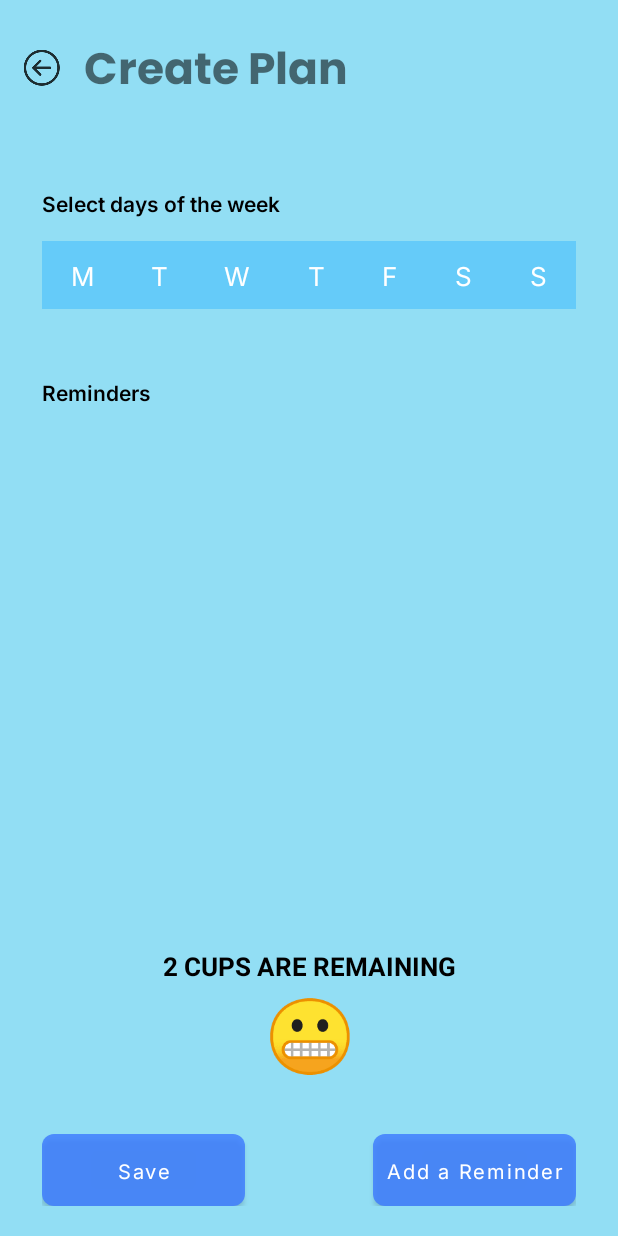
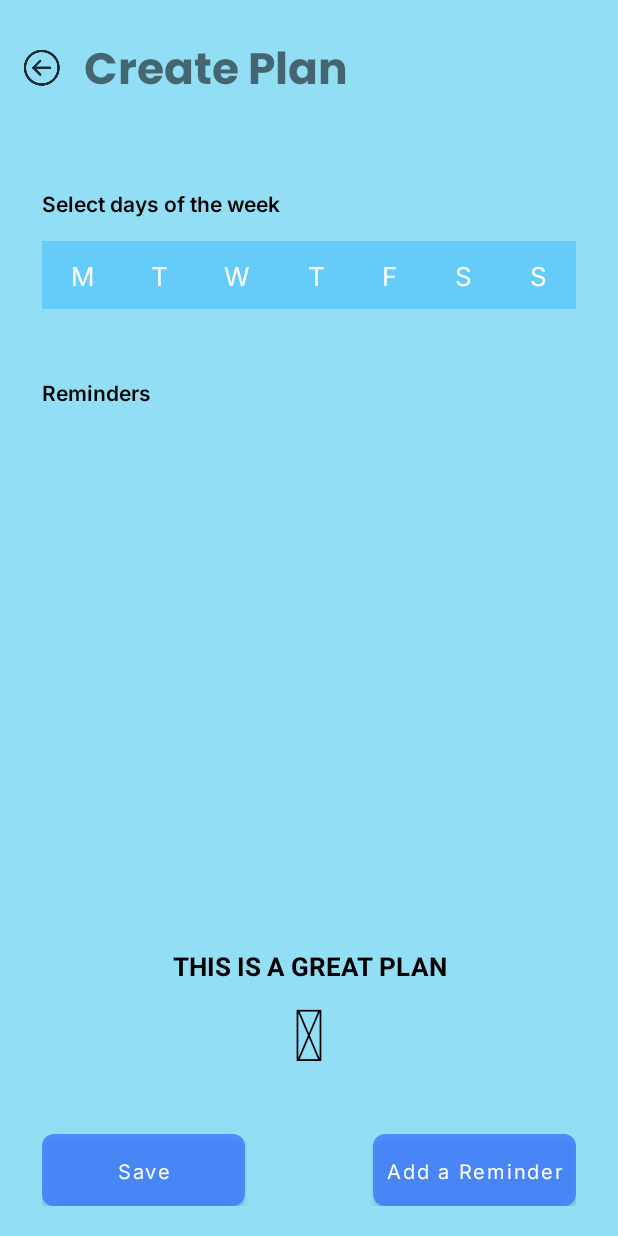
Before and after one commit to LassazVegaz/AquaCube, an Android app: the CreatePlanActivity screen opened directly, with no data from a screen before it, on a phone screen of 412 x 824 dp. Run offline under Robolectric (Android 15) with nearby library versions, the phone set to English and light mode, and no system bars; our stand-ins replace Firebase (no records; nobody signed in at launch, a user with empty details on screens opened directly); Roboto replaces fonts that are not available here; 3 statements that could not run were skipped.

Commit message:
create plan motivation text

```diff
--- a/app/src/main/java/com/example/icecube/activities/goals/CreatePlanActivity.java
+++ b/app/src/main/java/com/example/icecube/activities/goals/CreatePlanActivity.java
@@ -5,6 +5,7 @@ import android.os.Bundle;
 import android.util.Log;
 import android.view.View;
 import android.widget.FrameLayout;
+import android.widget.TextView;
 
 import androidx.appcompat.app.AppCompatActivity;
 import androidx.recyclerview.widget.LinearLayoutManager;
@@ -24,6 +25,10 @@ import com.google.android.gms.tasks.OnSuccessListener;
 public class CreatePlanActivity extends AppCompatActivity {
     final static String PARAMS_GOAL_ID = "goalId", PARAMS_PLAN_ID = "planId";
 
+    private final static String
+            MTV_TEXT_BAD = "%d cups are remaining", MTV_EMOJI_BAD = "😬",
+            MTV_TEXT_GOOD = "This is a great plan", MTV_EMOJI_GOOD = "🫡";
+
     PlansService ps;
     String goalId;
     String planId;
@@ -31,13 +36,20 @@ public class CreatePlanActivity extends AppCompatActivity {
     RemindersAdapter adapter;
     RecyclerView rv;
     FrameLayout spinner;
+    TextView mtvTxt, mtvEmojiTxt;
 
     @Override
     protected void onCreate(Bundle savedInstanceState) {
         super.onCreate(savedInstanceState);
         setContentView(R.layout.activity_create_plan);
 
+        daySelector = (DaySelectorFragment) getSupportFragmentManager().findFragmentById(R.id.create_plan_day_selector);
         spinner = findViewById(R.id.create_plan_spinner);
+        mtvTxt = findViewById(R.id.create_plan_mtv_txt);
+        mtvEmojiTxt = findViewById(R.id.create_plan_mtv_emoji);
+
+        findViewById(R.id.create_plan_add_reminder_btn).setOnClickListener(this::onCreateReminderClicked);
+        findViewById(R.id.create_plan_save_btn).setOnClickListener(this::onSaveButtonClicked);
 
         Bundle bundle = getIntent().getExtras();
         goalId = bundle.getString(PARAMS_GOAL_ID);
@@ -49,12 +61,13 @@ public class CreatePlanActivity extends AppCompatActivity {
             loadPlanData();
         }
 
-        daySelector = (DaySelectorFragment) getSupportFragmentManager().findFragmentById(R.id.create_plan_day_selector);
+        setupAdapter();
+    }
 
-        findViewById(R.id.create_plan_add_reminder_btn).setOnClickListener(this::onCreateReminderClicked);
-        findViewById(R.id.create_plan_save_btn).setOnClickListener(this::onSaveButtonClicked);
-
-        setupAdapter();
+    @Override
+    protected void onResume() {
+        super.onResume();
+        setMotivationText();
     }
 
     @Override
@@ -164,4 +177,21 @@ public class CreatePlanActivity extends AppCompatActivity {
         spinner.setVisibility(View.GONE);
     }
 
+    void setMotivationText() {
+        ps.getRemainingCups(planId, cups -> {
+            String txt = MTV_TEXT_GOOD, emo = MTV_EMOJI_GOOD;
+            if (cups > 0) {
+                txt = String.format(MTV_TEXT_BAD, cups);
+                emo = MTV_EMOJI_BAD;
+            }
+
+            String finalTxt = txt;
+            String finalEmo = emo;
+            runOnUiThread(() -> {
+                mtvTxt.setText(finalTxt);
+                mtvEmojiTxt.setText(finalEmo);
+            });
+        });
+    }
+
 }
--- a/app/src/main/java/com/example/icecube/services/goals/GoalsService.java
+++ b/app/src/main/java/com/example/icecube/services/goals/GoalsService.java
@@ -1,24 +1,14 @@
 package com.example.icecube.services.goals;
-
-import androidx.annotation.NonNull;
 
 import com.example.icecube.models.Goal;
 import com.example.icecube.services.AuthService;
-import com.google.android.gms.tasks.OnCompleteListener;
 import com.google.android.gms.tasks.OnSuccessListener;
-import com.google.android.gms.tasks.SuccessContinuation;
 import com.google.android.gms.tasks.Task;
-import com.google.android.gms.tasks.Tasks;
-import com.google.firebase.firestore.AggregateQuerySnapshot;
 import com.google.firebase.firestore.DocumentSnapshot;
 import com.google.firebase.firestore.FirebaseFirestore;
 import com.google.firebase.firestore.Query;
-import com.google.firebase.firestore.QuerySnapshot;
 
-import java.util.ArrayList;
 import java.util.HashMap;
-import java.util.List;
-import java.util.function.Function;
 
 public class GoalsService {
     final AuthService authService;
@@ -57,10 +47,13 @@ public class GoalsService {
     }
 
     public void getGoalData(String id, OnSuccessListener<Goal> onSuccessListener) {
-        fs.collection(getGoalsPath())
+        getGoalData(id).addOnSuccessListener(d -> onSuccessListener.onSuccess(d.toObject(Goal.class)));
+    }
+
+    public Task<DocumentSnapshot> getGoalData(String id) {
+        return fs.collection(getGoalsPath())
                 .document(id)
-                .get()
-                .addOnSuccessListener(d -> onSuccessListener.onSuccess(d.toObject(Goal.class)));
+                .get();
     }
 
     public void areGoalsEmpty(OnSuccessListener<Boolean> onSuccessListener) {
--- a/app/src/main/java/com/example/icecube/services/goals/PlansService.java
+++ b/app/src/main/java/com/example/icecube/services/goals/PlansService.java
@@ -1,14 +1,20 @@
 package com.example.icecube.services.goals;
 
+import com.example.icecube.models.Goal;
 import com.example.icecube.models.Plan;
+import com.example.icecube.models.Reminder;
 import com.example.icecube.services.AuthService;
 import com.google.android.gms.tasks.OnSuccessListener;
+import com.google.android.gms.tasks.Tasks;
 import com.google.firebase.firestore.FirebaseFirestore;
 import com.google.firebase.firestore.Query;
+import com.google.firebase.firestore.QuerySnapshot;
 
 import java.util.Arrays;
 import java.util.HashMap;
 import java.util.List;
+import java.util.concurrent.ExecutionException;
+import java.util.function.BinaryOperator;
 
 public class PlansService {
     final String goalId;
@@ -61,7 +67,7 @@ public class PlansService {
                     for (Plan p : plans) {
                         List<Boolean> days = p.days;
 
-                        for(int i = 0; i < 7; i++)
+                        for (int i = 0; i < 7; i++)
                             disabledDays[i] = disabledDays[i] || days.get(i);
                     }
 
@@ -73,7 +79,36 @@ public class PlansService {
         return fs.collection(getPlanPath() + "/" + planId + "/reminders");
     }
 
-    private String getPlanPath() {
+    public void getRemainingCups(String planId, OnSuccessListener<Integer> onSuccessListener) {
+        new Thread(() -> {
+            try {
+
+                QuerySnapshot snaps = Tasks.await(getRemindersQuery(planId).get());
+                List<Reminder> rems = snaps.toObjects(Reminder.class);
+                int totalCups = getCupsSum(rems);
+
+                Goal g = Tasks.await(fs.collection("users/" + as.getLoggedUserId() + "/goals")
+                        .document(goalId).get()).toObject(Goal.class);
+                int goalCups = (int) Math.ceil(g.waterAmount * 1000 / g.potionSize);
+
+                onSuccessListener.onSuccess(goalCups - totalCups);
+
+            } catch (ExecutionException | InterruptedException e) {
+                e.printStackTrace();
+                onSuccessListener.onSuccess(0);
+            }
+        }).start();
+    }
+
+
+    int getCupsSum(List<Reminder> rems) {
+        int sum = 0;
+        for (int i = 0; i < rems.size(); i++)
+            sum += rems.get(i).noOfCups;
+        return sum;
+    }
+
+    String getPlanPath() {
         return String.format("users/%s/goals/%s/plans", as.getLoggedUserId(), goalId);
     }
 }
--- a/app/src/main/res/layout/activity_create_plan.xml
+++ b/app/src/main/res/layout/activity_create_plan.xml
@@ -69,7 +69,7 @@
             android:id="@+id/create_plan_rv"
             android:layout_width="match_parent"
             android:layout_height="0dp"
-            app:layout_constraintBottom_toTopOf="@+id/textView2"
+            app:layout_constraintBottom_toTopOf="@+id/create_plan_mtv_txt"
             app:layout_constraintEnd_toEndOf="parent"
             app:layout_constraintStart_toStartOf="parent"
             app:layout_constraintTop_toBottomOf="@+id/textView5"
@@ -77,7 +77,7 @@
             android:layout_marginBottom="@dimen/rv_mb"/>
 
         <TextView
-            android:id="@+id/textView2"
+            android:id="@+id/create_plan_mtv_txt"
             android:layout_width="wrap_content"
             android:layout_height="wrap_content"
             android:fontFamily="@font/baumans"
@@ -87,12 +87,12 @@
             android:textColor="@color/black"
             android:textSize="@dimen/motivation_txt_size"
             android:textStyle="bold"
-            app:layout_constraintBottom_toTopOf="@+id/textView6"
+            app:layout_constraintBottom_toTopOf="@+id/create_plan_mtv_emoji"
             app:layout_constraintEnd_toEndOf="parent"
             app:layout_constraintStart_toStartOf="parent" />
 
         <TextView
-            android:id="@+id/textView6"
+            android:id="@+id/create_plan_mtv_emoji"
             android:layout_width="wrap_content"
             android:layout_height="wrap_content"
             android:layout_marginBottom="@dimen/motivation_emoji_mb"
```
